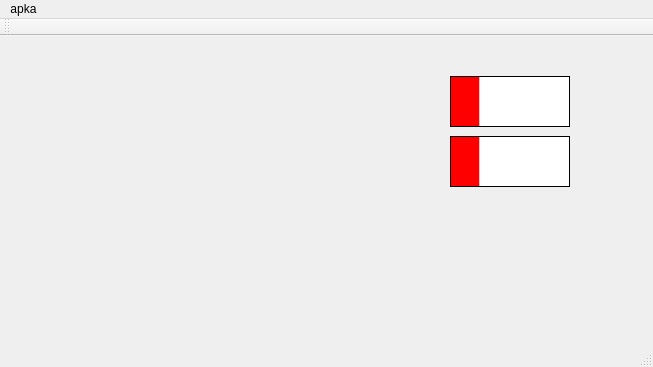
Qt form mainwindow.ui (Siamil/monopoly2) before a commit.
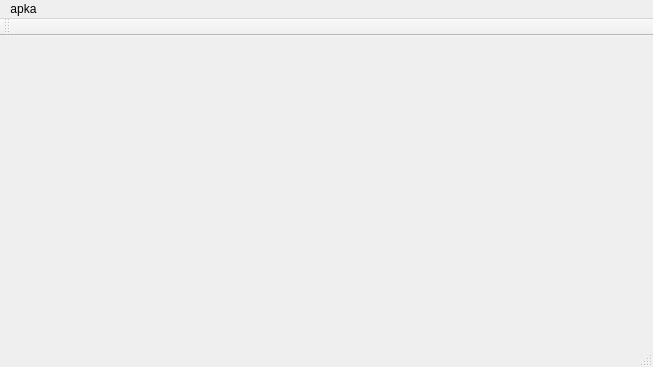
The same form after that commit.

Patch:
```diff
--- a/mainwindow.ui
+++ b/mainwindow.ui
@@ -19,52 +19,7 @@
   <property name="windowTitle">
    <string>MainWindow</string>
   </property>
-  <widget class="QWidget" name="centralWidget">
-   <widget class="QFrame" name="frame">
-    <property name="geometry">
-     <rect>
-      <x>450</x>
-      <y>40</y>
-      <width>120</width>
-      <height>51</height>
-     </rect>
-    </property>
-    <property name="autoFillBackground">
-     <bool>false</bool>
-    </property>
-    <property name="styleSheet">
-     <string notr="true">background-color: qlineargradient(spread:pad, x1:0.489, y1:1, x2:0, y2:1, stop:0 rgba(255, 255, 255, 255), stop:0.495 rgba(255, 255, 255, 255), stop:0.505 rgba(255, 0, 0, 255), stop:1 rgba(255, 0, 0, 255));</string>
-    </property>
-    <property name="frameShape">
-     <enum>QFrame::StyledPanel</enum>
-    </property>
-    <property name="frameShadow">
-     <enum>QFrame::Raised</enum>
-    </property>
-   </widget>
-   <widget class="QFrame" name="frame_2">
-    <property name="geometry">
-     <rect>
-      <x>450</x>
-      <y>100</y>
-      <width>120</width>
-      <height>51</height>
-     </rect>
-    </property>
-    <property name="autoFillBackground">
-     <bool>false</bool>
-    </property>
-    <property name="styleSheet">
-     <string notr="true">background-color: qlineargradient(spread:pad, x1:0.489, y1:1, x2:0, y2:1, stop:0 rgba(255, 255, 255, 255), stop:0.495 rgba(255, 255, 255, 255), stop:0.505 rgba(255, 0, 0, 255), stop:1 rgba(255, 0, 0, 255));</string>
-    </property>
-    <property name="frameShape">
-     <enum>QFrame::StyledPanel</enum>
-    </property>
-    <property name="frameShadow">
-     <enum>QFrame::Raised</enum>
-    </property>
-   </widget>
-  </widget>
+  <widget class="QWidget" name="centralWidget"/>
   <widget class="QMenuBar" name="menuBar">
    <property name="geometry">
     <rect>
```
